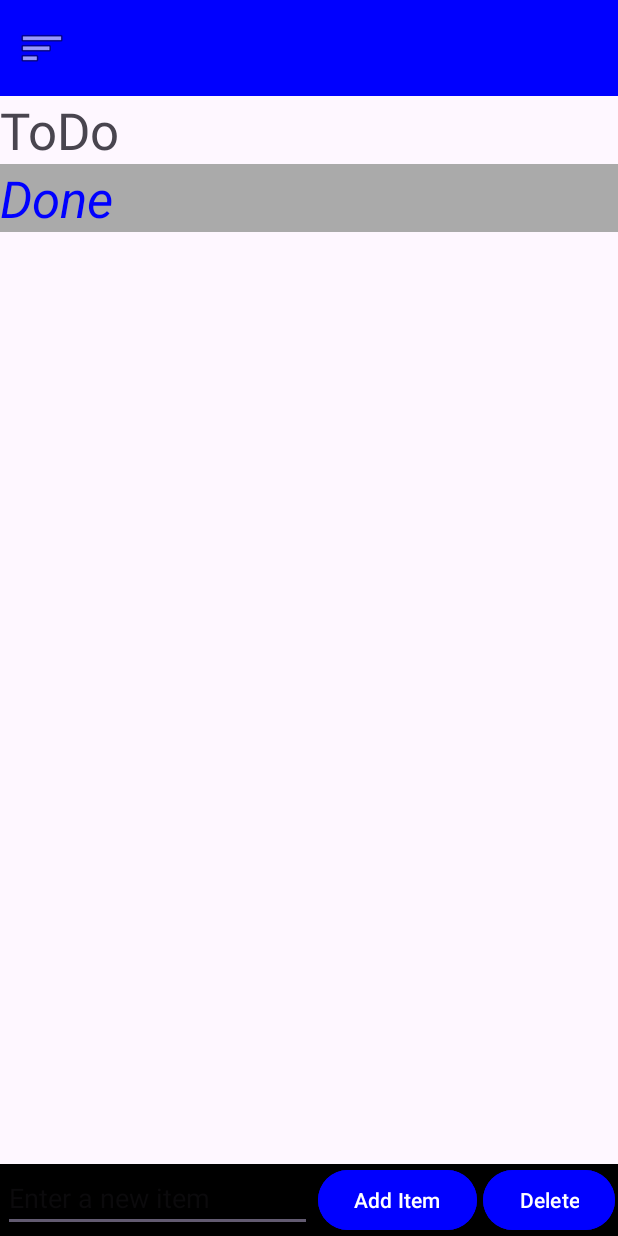
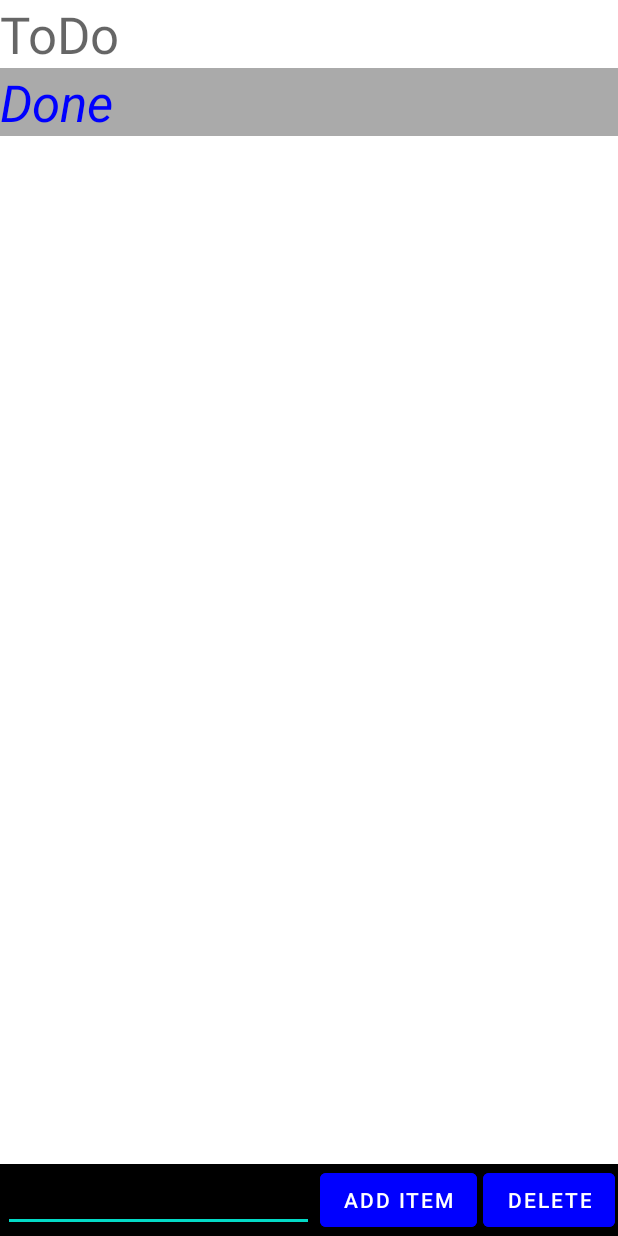
Before and after one commit to gindered/MyApplication, an Android app: the screen it shows after launch (MainActivity), on a phone screen of 412 x 824 dp. Run offline under Robolectric (Android 15) with nearby library versions, the phone set to English and light mode, and no system bars.

Commit message:
Changed Theme

```diff
--- a/app/src/main/AndroidManifest.xml
+++ b/app/src/main/AndroidManifest.xml
@@ -14,7 +14,7 @@
         android:label="@string/app_name"
         android:roundIcon="@mipmap/ic_launcher_round"
         android:supportsRtl="true"
-        android:theme="@style/Theme.MyApplication"
+        android:theme="@style/Theme.MaterialComponents.DayNight.NoActionBar"
         tools:targetApi="31">
         <activity
             android:name=".MainActivity"
--- a/app/src/main/res/layout/activity_main.xml
+++ b/app/src/main/res/layout/activity_main.xml
@@ -11,20 +11,10 @@ in einer Android-Anwendung definiert-->
     tools:context=".MainActivity"
     >
 
-    <androidx.appcompat.widget.Toolbar
-        android:id="@+id/ToolBar"
-        android:layout_width="match_parent"
-        android:layout_height="wrap_content"
-        android:background="@color/my_colorbutton"
-        android:visibility="visible"
-        app:navigationIcon="@android:drawable/ic_menu_sort_by_size"
-        />
-
     <TextView
         android:id="@+id/lvItemsTitel"
         android:layout_width="match_parent"
         android:layout_height="wrap_content"
-        android:layout_below="@id/ToolBar"
         android:text="ToDo"
         android:textAppearance="@style/TextAppearance.AppCompat.Display1"
         />
@@ -83,7 +73,8 @@ in einer Android-Anwendung definiert-->
             android:layout_marginHorizontal="2dp"
             android:backgroundTint="@color/my_colorbutton"
             android:onClick="onAddItem"
-            android:text="Add Item" />
+            android:text="Add Item"
+            android:textColor="@color/white" />
 
         <Button
             android:id="@+id/delete"
@@ -92,7 +83,8 @@ in einer Android-Anwendung definiert-->
             android:layout_marginHorizontal="2dp"
             android:backgroundTint="@color/my_colorbutton"
             android:onClick="onDeleteItem"
-            android:text="Delete" />
+            android:text="Delete"
+            android:textColor="@color/white" />
 
     </LinearLayout>
 
```
